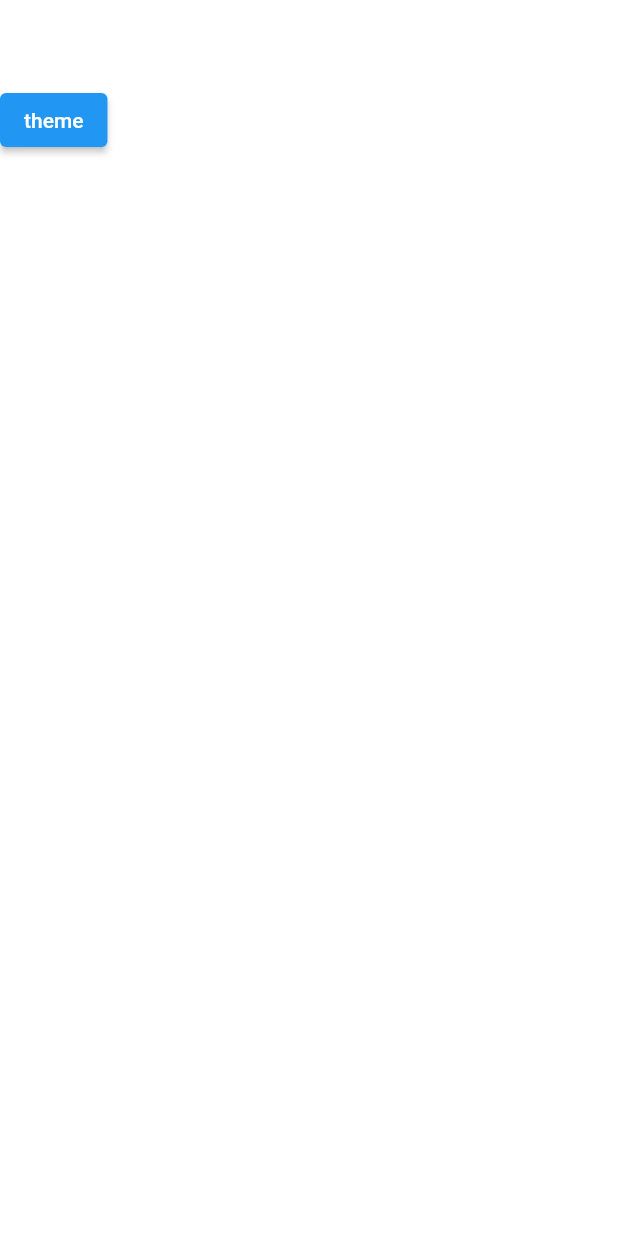
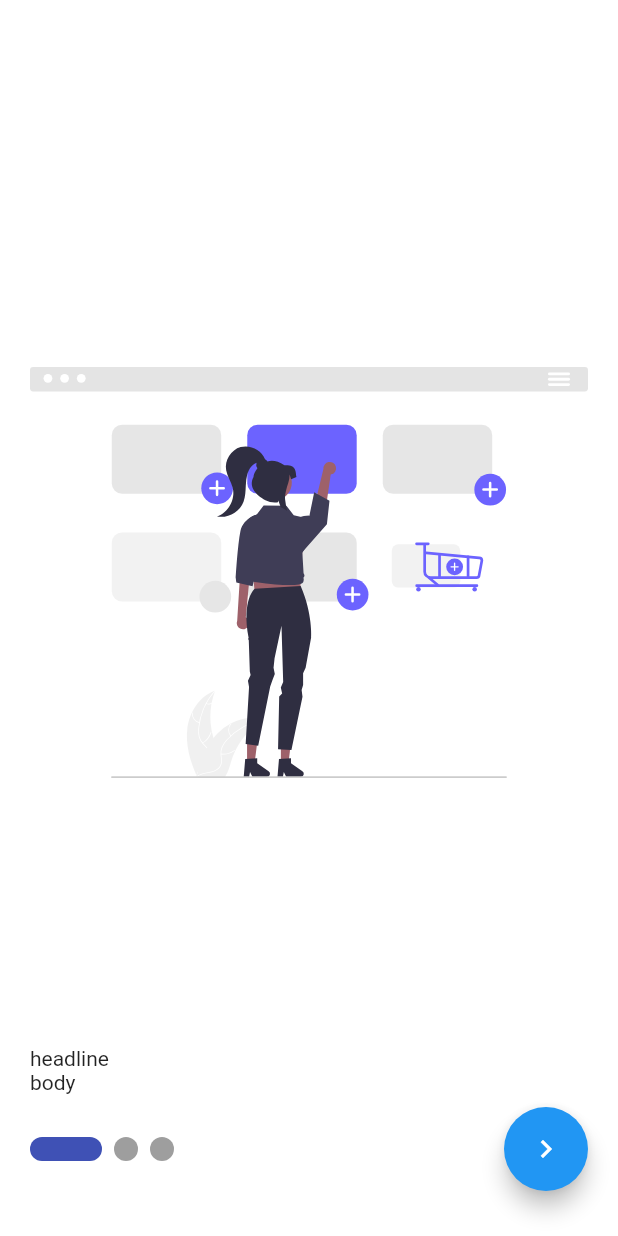
Before and after one commit to ahmedElsarag/e_commerce, a Flutter app: the screen it shows after launch, on a phone screen of 412 x 824 dp. Run offline on Flutter 3.47's test engine with Material 2 defaults, Android fonts, the phone set to English and light mode, and no system bars; drawn by our look-alikes of smooth_page_indicator; our stand-ins replace bloc, flutter_bloc, flutter_svg.

Commit message:
create on boarding screen

```diff
--- a/lib/main.dart
+++ b/lib/main.dart
@@ -1,5 +1,6 @@
 import 'package:e_commerce/cubit/app_cubit.dart';
 import 'package:e_commerce/layout/HomeLayout.dart';
+import 'package:e_commerce/modules/on_boarding/on_boarding_screen.dart';
 import 'package:flutter/material.dart';
 import 'package:flutter/services.dart';
 import 'package:flutter_bloc/flutter_bloc.dart';
@@ -44,7 +45,7 @@ class MyApp extends StatelessWidget {
               )
           ),
           themeMode: BlocProvider.of<AppCubit>(context).isLightMode? ThemeMode.light:ThemeMode.dark ,
-          home: const HomeLayout(),
+          home:  OnBoardingScreen(),
         ),
       ),
     );
--- /dev/null
+++ b/lib/modules/on_boarding/on_boarding_screen.dart
@@ -0,0 +1,68 @@
+import 'package:flutter/material.dart';
+import 'package:flutter_svg/svg.dart';
+import 'package:smooth_page_indicator/smooth_page_indicator.dart';
+
+class OnBoardingScreen extends StatelessWidget {
+  const OnBoardingScreen({Key? key}) : super(key: key);
+
+
+  @override
+  Widget build(BuildContext context) {
+    var pageController = PageController();
+    return Scaffold(
+      appBar: AppBar(),
+      body: Padding(
+        padding: const EdgeInsets.symmetric(vertical: 30),
+        child: Column(
+          crossAxisAlignment: CrossAxisAlignment.start,
+          children: [
+            Expanded(
+              child: PageView.builder(
+                physics: const BouncingScrollPhysics(),
+                  controller: pageController,
+                  itemCount: 3,
+                  itemBuilder: (context, index) => buildOnBoardingItem()),
+            ),
+            Padding(
+              padding: const EdgeInsets.symmetric(horizontal: 20),
+              child: Row(
+                children: [
+                  SmoothPageIndicator(
+                      controller: pageController,  // PageController
+                      count:  3,
+                      effect:  const ExpandingDotsEffect(),  // your preferred effect
+                      onDotClicked: (index){
+
+                      }
+                  ),
+                  Spacer(),
+                  FloatingActionButton(
+                    onPressed: (){
+                      pageController.nextPage(duration: const Duration(milliseconds: 300), curve: Curves.easeIn);
+                    },
+                    child: Icon(Icons.navigate_next),)
+                ],
+              ),
+            )
+
+          ],
+        ),
+      ),
+    );
+  }
+
+  buildOnBoardingItem(){
+    return Container(
+      padding: EdgeInsets.symmetric(horizontal: 20),
+      child: Column(
+        crossAxisAlignment: CrossAxisAlignment.start,
+        children: [
+          SvgPicture.asset('assets/images/onBoarding1.svg'),
+          SizedBox(height: 20,),
+          Text('headline'),
+          Text('body'),
+        ],
+      ),
+    );
+  }
+}
```
Also changed, not shown: pubspec.yaml (+6 -4 lines), assets/images/onBoarding1.svg (added), assets/images/onBoarding2.svg (added), assets/images/onBoarding3.svg (added), pubspec.lock.
